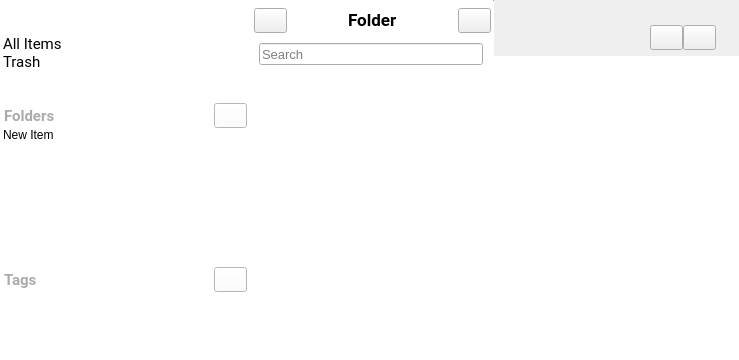
This is src/mainwindow.ui in akud82/notes as Qt 5 draws it before an edit. The edited form follows.
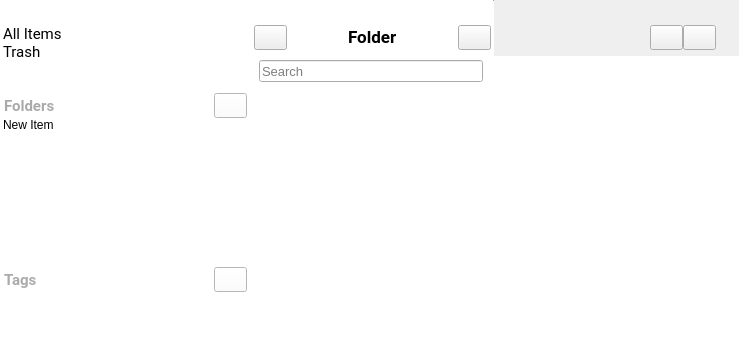
This is the edited form. Icons and pictures are not drawn. Custom widgets are drawn as their Qt base class.

Patch:
```diff
--- a/src/mainwindow.ui
+++ b/src/mainwindow.ui
@@ -181,7 +181,7 @@
              <property name="sizeHint" stdset="0">
               <size>
                <width>20</width>
-               <height>35</height>
+               <height>25</height>
               </size>
              </property>
             </spacer>
@@ -200,7 +200,7 @@
                 <x>0</x>
                 <y>0</y>
                 <width>246</width>
-                <height>325</height>
+                <height>335</height>
                </rect>
               </property>
               <property name="sizePolicy">
@@ -765,7 +765,7 @@
                     <number>0</number>
                    </property>
                    <property name="topMargin">
-                    <number>8</number>
+                    <number>25</number>
                    </property>
                    <property name="bottomMargin">
                     <number>8</number>
```
Left out of the diff: 8 changed lines with no effect on the pictures.
